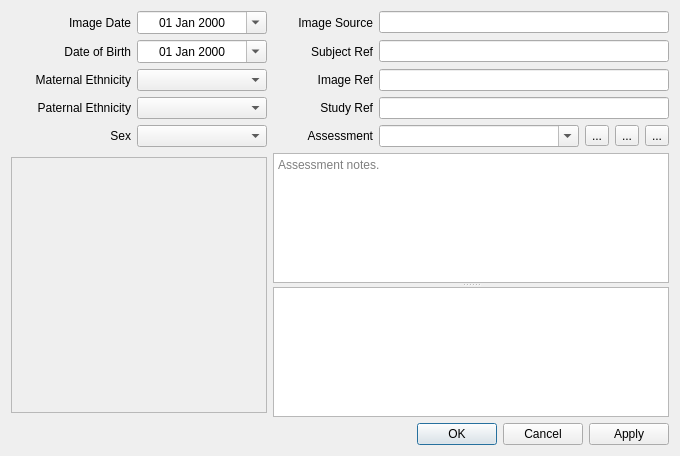
Old version of the form forms/ScanInfoDialog.ui in the repository frontiersi/FaceTools.
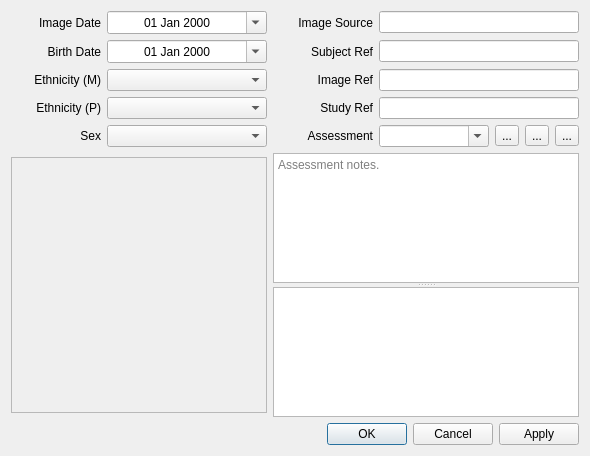
New version of the form. Icons and pictures are not drawn. Custom widgets are drawn as their Qt base class.

Patch:
```diff
--- a/forms/ScanInfoDialog.ui
+++ b/forms/ScanInfoDialog.ui
@@ -6,7 +6,7 @@
    <rect>
     <x>0</x>
     <y>0</y>
-    <width>678</width>
+    <width>588</width>
     <height>456</height>
    </rect>
   </property>
@@ -39,7 +39,7 @@
       <widget class="QLabel" name="label_4">
        <property name="minimumSize">
         <size>
-         <width>120</width>
+         <width>90</width>
          <height>0</height>
         </size>
        </property>
@@ -70,10 +70,16 @@
        </property>
        <property name="minimumSize">
         <size>
-         <width>130</width>
+         <width>160</width>
          <height>0</height>
         </size>
        </property>
+       <property name="maximumSize">
+        <size>
+         <width>160</width>
+         <height>16777215</height>
+        </size>
+       </property>
        <property name="toolTip">
         <string>When was this image taken?</string>
        </property>
@@ -137,7 +143,7 @@
       <widget class="QLabel" name="label_3">
        <property name="minimumSize">
         <size>
-         <width>120</width>
+         <width>90</width>
          <height>0</height>
         </size>
        </property>
@@ -148,7 +154,7 @@
         </size>
        </property>
        <property name="text">
-        <string>Date of Birth</string>
+        <string>Birth Date</string>
        </property>
        <property name="alignment">
         <set>Qt::AlignRight|Qt::AlignTrailing|Qt::AlignVCenter</set>
@@ -168,13 +174,13 @@
        </property>
        <property name="minimumSize">
         <size>
-         <width>130</width>
+         <width>160</width>
          <height>0</height>
         </size>
        </property>
        <property name="maximumSize">
         <size>
-         <width>130</width>
+         <width>160</width>
          <height>16777215</height>
         </size>
        </property>
@@ -241,7 +247,7 @@
       <widget class="QLabel" name="label">
        <property name="minimumSize">
         <size>
-         <width>120</width>
+         <width>90</width>
          <height>0</height>
         </size>
        </property>
@@ -252,7 +258,7 @@
         </size>
        </property>
        <property name="text">
-        <string>Maternal Ethnicity</string>
+        <string>Ethnicity (M)</string>
        </property>
        <property name="alignment">
         <set>Qt::AlignRight|Qt::AlignTrailing|Qt::AlignVCenter</set>
@@ -272,13 +278,13 @@
        </property>
        <property name="minimumSize">
         <size>
-         <width>130</width>
+         <width>160</width>
          <height>0</height>
         </size>
        </property>
        <property name="maximumSize">
         <size>
-         <width>130</width>
+         <width>160</width>
          <height>16777215</height>
         </size>
        </property>
@@ -336,7 +342,7 @@
       <widget class="QLabel" name="label_5">
        <property name="minimumSize">
         <size>
-         <width>120</width>
+         <width>90</width>
          <height>0</height>
         </size>
        </property>
@@ -347,7 +353,7 @@
         </size>
        </property>
        <property name="text">
-        <string>Paternal Ethnicity</string>
+        <string>Ethnicity (P)</string>
        </property>
        <property name="alignment">
         <set>Qt::AlignRight|Qt::AlignTrailing|Qt::AlignVCenter</set>
@@ -367,13 +373,13 @@
        </property>
        <property name="minimumSize">
         <size>
-         <width>130</width>
+         <width>160</width>
          <height>0</height>
         </size>
        </property>
        <property name="maximumSize">
         <size>
-         <width>130</width>
+         <width>160</width>
          <height>16777215</height>
         </size>
        </property>
@@ -431,7 +437,7 @@
       <widget class="QLabel" name="label_2">
        <property name="minimumSize">
         <size>
-         <width>120</width>
+         <width>90</width>
          <height>0</height>
         </size>
        </property>
@@ -462,13 +468,13 @@
        </property>
        <property name="minimumSize">
         <size>
-         <width>130</width>
+         <width>160</width>
          <height>0</height>
         </size>
        </property>
        <property name="maximumSize">
         <size>
-         <width>130</width>
+         <width>160</width>
          <height>16777215</height>
         </size>
        </property>
@@ -506,7 +512,7 @@
       <widget class="QComboBox" name="assessorComboBox">
        <property name="minimumSize">
         <size>
-         <width>200</width>
+         <width>110</width>
          <height>0</height>
         </size>
        </property>
```
Left out of the diff: 8 changed lines with no effect on the pictures.
